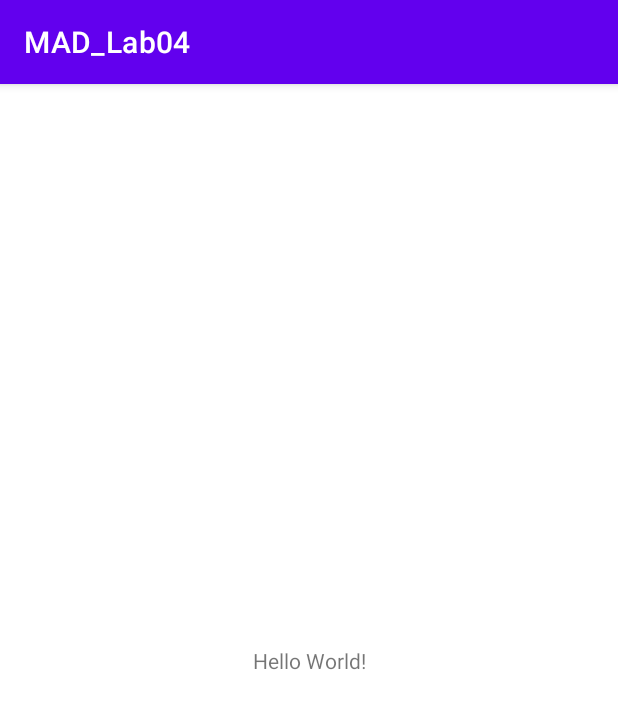
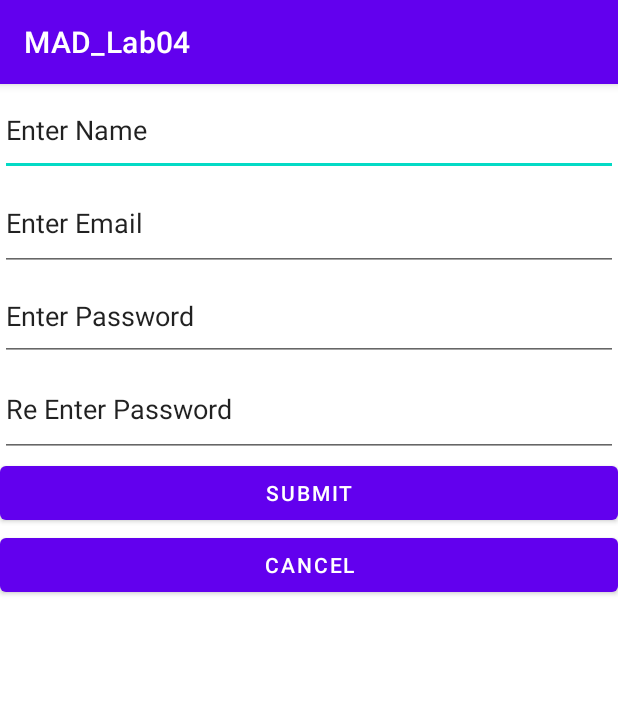
Before and after one commit to IT21360428/MAD_Lab04, an Android app: the screen it shows after launch (MainActivity), on a phone screen of 412 x 824 dp. Shown: the top 709 px of the screen. Run offline under Robolectric (Android 15) with nearby library versions, the phone set to English and light mode, and no system bars.

Commit message:
commit to github

```diff
--- a/app/src/main/res/layout/activity_main.xml
+++ b/app/src/main/res/layout/activity_main.xml
@@ -1,18 +1,53 @@
 <?xml version="1.0" encoding="utf-8"?>
-<androidx.constraintlayout.widget.ConstraintLayout xmlns:android="http://schemas.android.com/apk/res/android"
+<LinearLayout xmlns:android="http://schemas.android.com/apk/res/android"
     xmlns:app="http://schemas.android.com/apk/res-auto"
     xmlns:tools="http://schemas.android.com/tools"
     android:layout_width="match_parent"
     android:layout_height="match_parent"
+    android:orientation="vertical"
     tools:context=".MainActivity">
 
-    <TextView
-        android:layout_width="wrap_content"
+    <EditText
+        android:id="@+id/edtName"
+        android:layout_width="match_parent"
+        android:layout_height="61dp"
+        android:ems="10"
+        android:inputType="textPersonName"
+        android:text="Enter Name" />
+
+    <EditText
+        android:id="@+id/edtEmail"
+        android:layout_width="match_parent"
+        android:layout_height="63dp"
+        android:ems="10"
+        android:inputType="textPersonName"
+        android:text="Enter Email" />
+
+    <EditText
+        android:id="@+id/edtPassword"
+        android:layout_width="match_parent"
+        android:layout_height="60dp"
+        android:ems="10"
+        android:inputType="textPersonName"
+        android:text="Enter Password" />
+
+    <EditText
+        android:id="@+id/edtReTypePassword"
+        android:layout_width="match_parent"
+        android:layout_height="64dp"
+        android:ems="10"
+        android:inputType="textPersonName"
+        android:text="Re Enter Password" />
+
+    <Button
+        android:id="@+id/btnSubmit"
+        android:layout_width="match_parent"
         android:layout_height="wrap_content"
-        android:text="Hello World!"
-        app:layout_constraintBottom_toBottomOf="parent"
-        app:layout_constraintEnd_toEndOf="parent"
-        app:layout_constraintStart_toStartOf="parent"
-        app:layout_constraintTop_toTopOf="parent" />
+        android:text="Submit" />
 
-</androidx.constraintlayout.widget.ConstraintLayout>
+    <Button
+        android:id="@+id/btnCancle"
+        android:layout_width="match_parent"
+        android:layout_height="wrap_content"
+        android:text="Cancel" />
+</LinearLayout>
```
